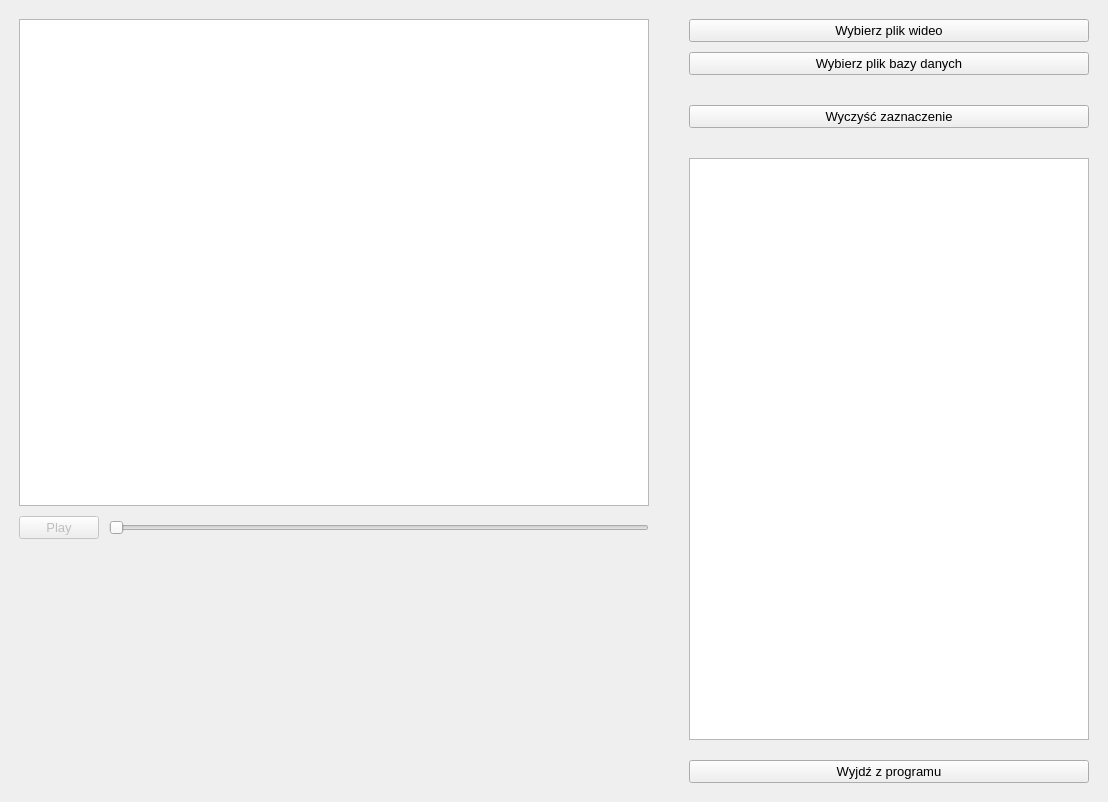
This is Aplikacja/interface.ui in Landerer/Program-wspomagajacy-analize-nagran-termograficznych as Qt 5 draws it before an edit. The edited form follows.
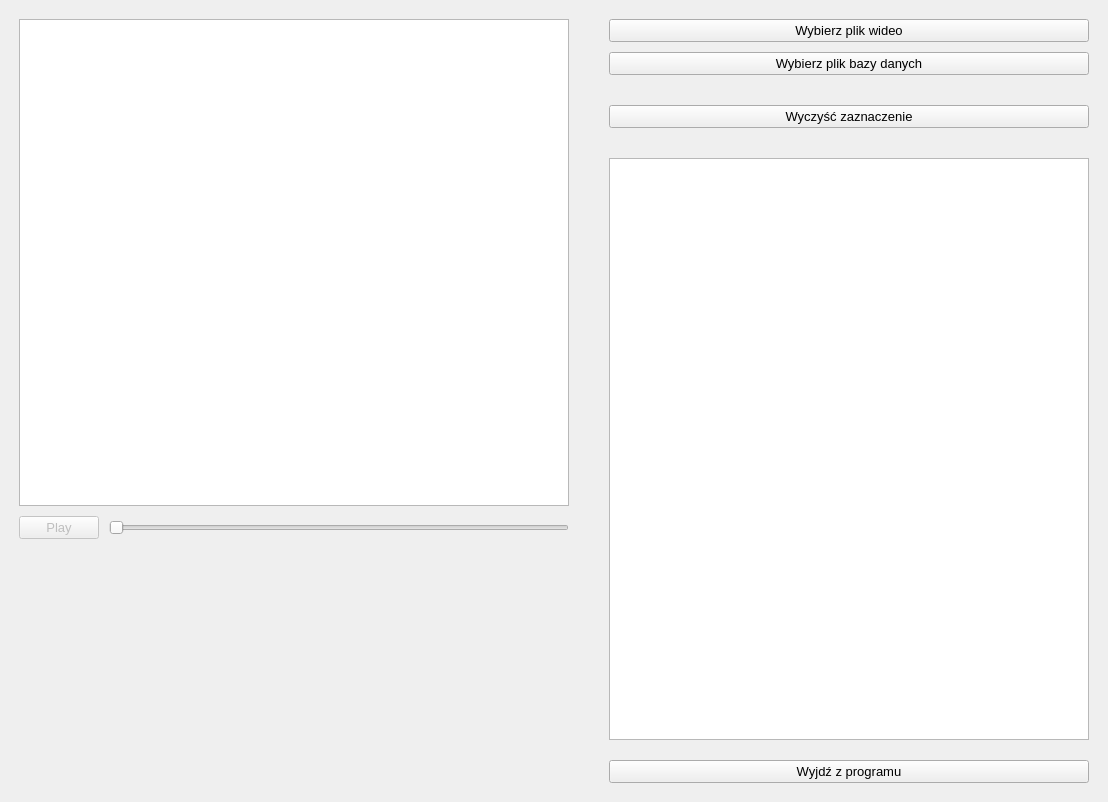
This is the edited form. Custom widgets are drawn as their Qt base class.

Commit message: Poprawa czytelności wyświetlania danych z bazy

What changed in the file:
```diff
--- a/Aplikacja/interface.ui
+++ b/Aplikacja/interface.ui
@@ -196,7 +196,7 @@
         </property>
         <property name="minimumSize">
          <size>
-          <width>400</width>
+          <width>480</width>
           <height>0</height>
          </size>
         </property>
```
The commit also changes 2 other files.
